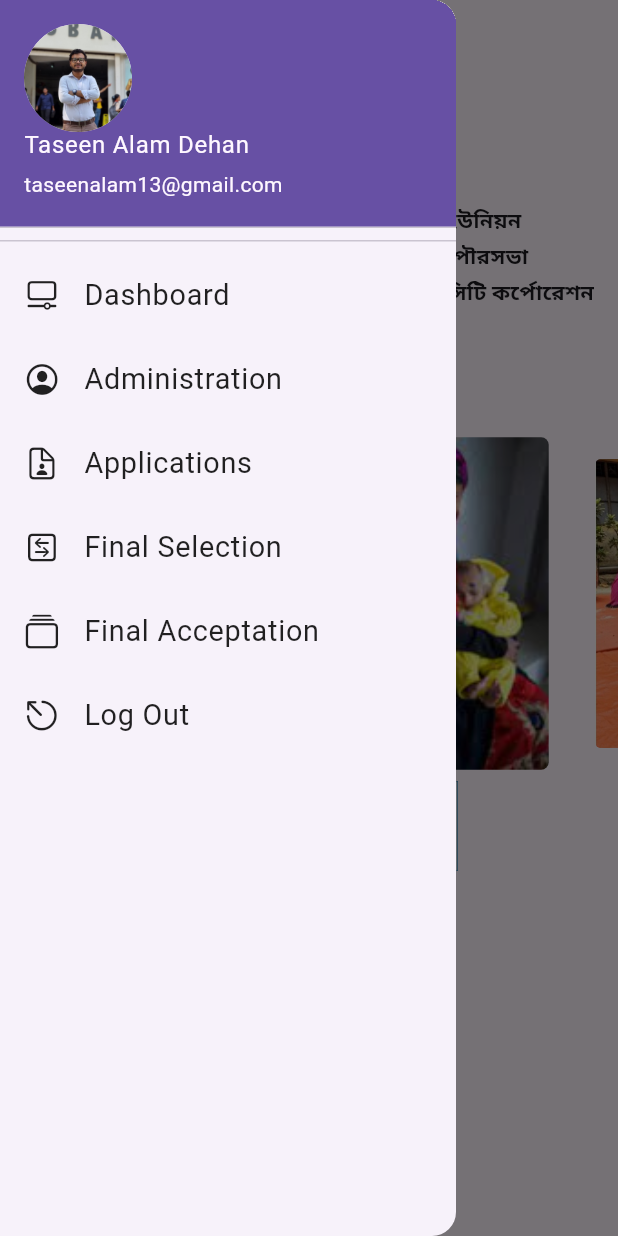
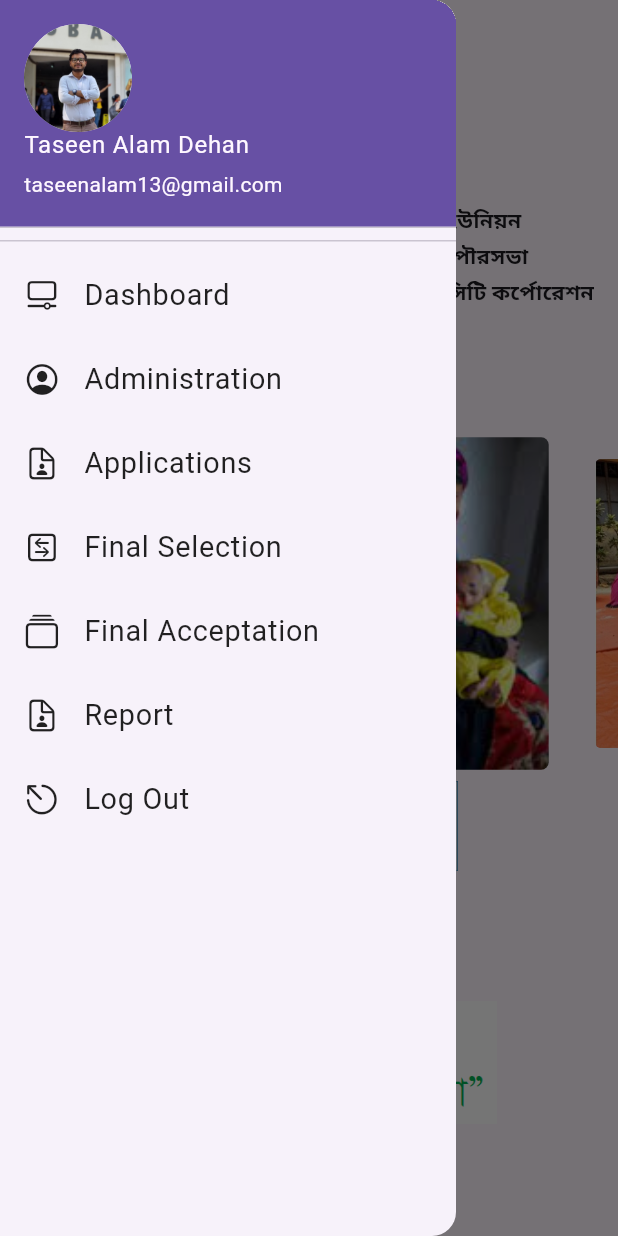
Before and after one commit to Taseen23/Applications_Managment_System, a Flutter app: the DashboardScreen screen opened by its route, with the side drawer open, on a phone screen of 412 x 824 dp. Run offline on Flutter 3.47's test engine with Material 3 defaults, Android fonts, the light colour scheme and no system bars; drawn by our look-alikes of carousel_slider, pie_chart; our stand-ins replace cloud_firestore, firebase_auth, firebase_core, firebase_storage, get, image_picker; missing offline and left inert: flutter_stripe; accounts and stored records are empty.

Commit message:
Report Generation

```diff
--- a/lib/dashboard_screen.dart
+++ b/lib/dashboard_screen.dart
@@ -69,13 +69,13 @@ class DashboardScreen extends StatelessWidget {
               child: Row(
                   children: [
                     SizedBox(
-                      width: 140,
+                      width: 130,
                     ),
                     GestureDetector(
                         onTap: () {},
                         child: Image.asset(
                             "assists/images/govlogo.png",
-                            width: 75,
+                            width: 80,
                             height: 65,
                             fit:BoxFit.fill)),
                     const SizedBox(
@@ -85,20 +85,21 @@ class DashboardScreen extends StatelessWidget {
                         onTap: () {},
                         child: Image.asset(
                             "assists/images/World-Food-Programme-Logo_e.jpg",
-                            width: 75,
+                            width: 80,
                             height: 60,
                             fit:BoxFit.fill)),
                     const SizedBox(
                       width: 15,
                     ),
-                    Text(""),
 
 
                   ]
 
 
               ),
-            )
+            ),
+            Image.asset("assists/images/শ্লোগান.png",height: 250,width: 250,),
+
 
 
           ],
--- a/lib/database.dart
+++ b/lib/database.dart
@@ -70,4 +70,5 @@ class DatabaseMetgods {
   }
 
 
+
 }
--- a/lib/main.dart
+++ b/lib/main.dart
@@ -7,6 +7,7 @@ import 'package:mcbp_practicum/userpages/application.dart';
 import 'package:mcbp_practicum/userpages/final_selection.dart';
 import 'package:mcbp_practicum/userpages/report.dart';
 import 'package:mcbp_practicum/signup_screen.dart';
+import 'package:mcbp_practicum/userpages/report_gen.dart';
 import 'package:mcbp_practicum/utils/routes.dart';
 
 import 'adminpages/triggerpage.dart';
@@ -36,7 +37,7 @@ class MyApp extends StatelessWidget {
   Widget build(BuildContext context) {
     return MaterialApp(
       debugShowCheckedModeBanner: false,
-      home: DashboardScreen(),
+      home: triggerScreen(),
       routes: {
         MyRoutes.lognipage: (Context) => LoginScreen(),
         MyRoutes.dashboard: (Context) => DashboardScreen(),
@@ -46,6 +47,7 @@ class MyApp extends StatelessWidget {
         MyRoutes.report: (Context) => Report(),
         MyRoutes.application: (Context) => Application(),
         MyRoutes.triggerpage: (Context) => triggerScreen(),
+        MyRoutes.reportgen: (Context) => ReportGen(),
       },
     );
   }
--- a/lib/userpages/administrator.dart
+++ b/lib/userpages/administrator.dart
@@ -78,7 +78,7 @@ class _AdminState extends State<Admin> {
                     ),
 
                     Text(
-                      "ব্যবহারকারী তালিকা",
+                      "List Of Users",
                       style: TextStyle(
                         fontSize: 30,
                         fontWeight: FontWeight.bold,
--- a/lib/utils/routes.dart
+++ b/lib/utils/routes.dart
@@ -7,6 +7,8 @@ class MyRoutes {
   static String final_selection = "/final_selection";
   static String report = "/report";
   static String triggerpage = "/triggerpage";
+  static String reportgen = "/report_gen";
+
 
 
 
--- a/lib/widget/drawer.dart
+++ b/lib/widget/drawer.dart
@@ -169,6 +169,28 @@ class _MyDrawerState extends State<MyDrawer> {
           ),
           ListTile(
             leading: Icon(
+              CupertinoIcons.doc_person,
+              color: Colors.black87,
+            ),
+            title: InkWell(
+              onTap: () async {
+                await Future.delayed(const Duration(seconds: 0));
+                Navigator.pushNamed(context, MyRoutes.reportgen);
+              },
+
+
+              child:Text(
+                // "আবেদন",
+                "Report",
+                textScaleFactor: 1.2,
+                style: TextStyle(
+                  color: Colors.black87,
+                ),
+              ),
+            ),
+          ),
+          ListTile(
+            leading: Icon(
               CupertinoIcons.escape,
               color: Colors.black87,
             ),
@@ -188,6 +210,7 @@ class _MyDrawerState extends State<MyDrawer> {
               ),
             ),
           ),
+
         ],
       ),
     );
--- a/pubspec.yaml
+++ b/pubspec.yaml
@@ -39,6 +39,7 @@ dependencies:
 
 
 
+
   # The following adds the Cupertino Icons font to your application.
   # Use with the CupertinoIcons class for iOS style icons.
   cupertino_icons: ^1.0.2
@@ -51,7 +52,11 @@ dependencies:
   carousel_slider: ^4.0.0
   image_picker: ^1.0.5
   flutter_stripe: ^9.5.0+1
+  pdf: ^3.10.7
   http: ^0.13.4
+  path_provider: ^2.1.1
+
+
 
 
 
```
Also changed, not shown: lib/userpages/report_gen.dart (added, +100 -0 lines), assists/images/শ্লোগান.png (added), pubspec.lock, 2 other files.
